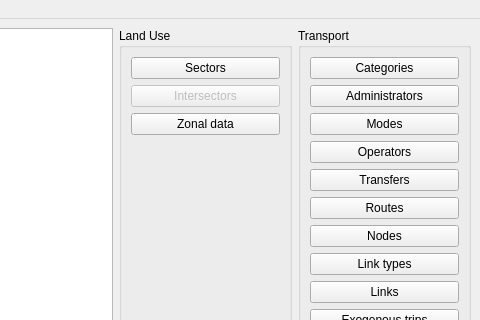
Qt form data.ui (TomasdelaBarra/QTRANUS) before a commit; both pictures show x 248 to 728 and y 0 to 320 of the 728 by 422 pixel window.
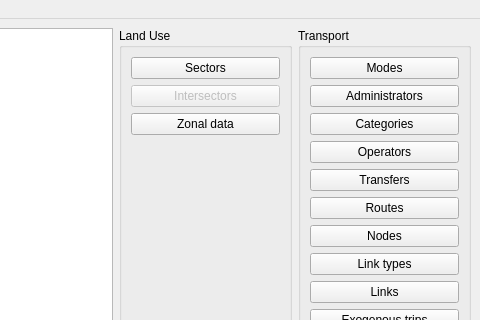
The same form after that commit.

```diff
--- a/data.ui
+++ b/data.ui
@@ -94,20 +94,6 @@
             <layout class="QGridLayout" name="gridLayout_2">
              <item row="0" column="0">
               <layout class="QVBoxLayout" name="verticalLayout">
-               <item>
-                <widget class="QPushButton" name="btn_categories">
-                 <property name="text">
-                  <string>Categories</string>
-                 </property>
-                </widget>
-               </item>
-               <item>
-                <widget class="QPushButton" name="btn_administrators">
-                 <property name="text">
-                  <string>Administrators</string>
-                 </property>
-                </widget>
-               </item>
                <item>
                 <widget class="QPushButton" name="btn_modes">
                  <property name="text">
@@ -115,6 +101,20 @@
                  </property>
                 </widget>
                </item>
+               <item>
+                <widget class="QPushButton" name="btn_administrators">
+                 <property name="text">
+                  <string>Administrators</string>
+                 </property>
+                </widget>
+               </item>
+               <item>
+                <widget class="QPushButton" name="btn_categories">
+                 <property name="text">
+                  <string>Categories</string>
+                 </property>
+                </widget>
+               </item>
                <item>
                 <widget class="QPushButton" name="btn_operators">
                  <property name="text">
```
Left out of the diff: 6 changed lines with no effect on the pictures.
